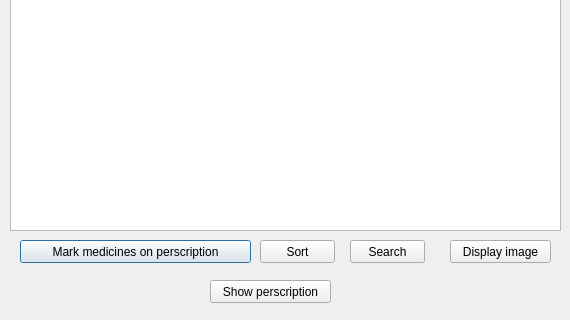
This is Pharmacy/medicines/medicinesform.ui in kokos34/Pharmacy as Qt 5 draws it before an edit; both pictures show x 0 to 570 and y 180 to 500 of the 570 by 500 pixel window. The edited form follows.
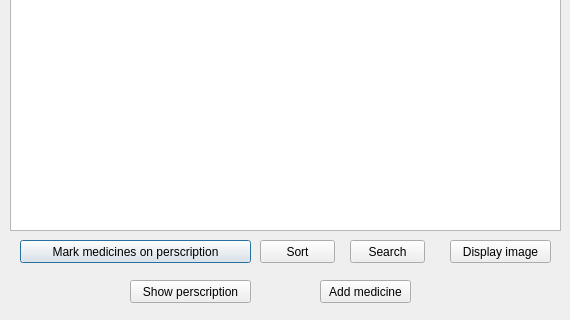
This is the edited form.

Commit message: adding medicines feature

The edit to the form file:
```diff
--- a/Pharmacy/medicines/medicinesform.ui
+++ b/Pharmacy/medicines/medicinesform.ui
@@ -110,7 +110,7 @@
   <widget class="QPushButton" name="showPerscription">
    <property name="geometry">
     <rect>
-     <x>210</x>
+     <x>130</x>
      <y>460</y>
      <width>121</width>
      <height>23</height>
@@ -120,6 +120,19 @@
     <string>Show perscription</string>
    </property>
   </widget>
+  <widget class="QPushButton" name="addMedicine">
+   <property name="geometry">
+    <rect>
+     <x>320</x>
+     <y>460</y>
+     <width>91</width>
+     <height>23</height>
+    </rect>
+   </property>
+   <property name="text">
+    <string>Add medicine</string>
+   </property>
+  </widget>
  </widget>
  <resources/>
  <connections/>
```
The commit also changes 11 other files.
